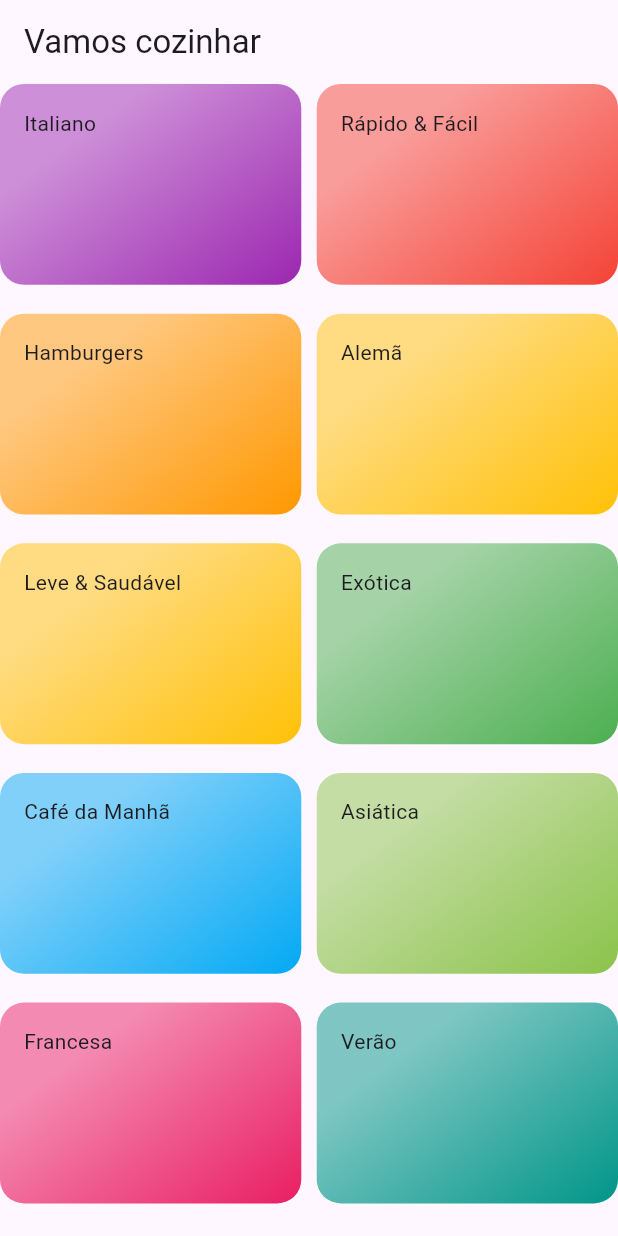
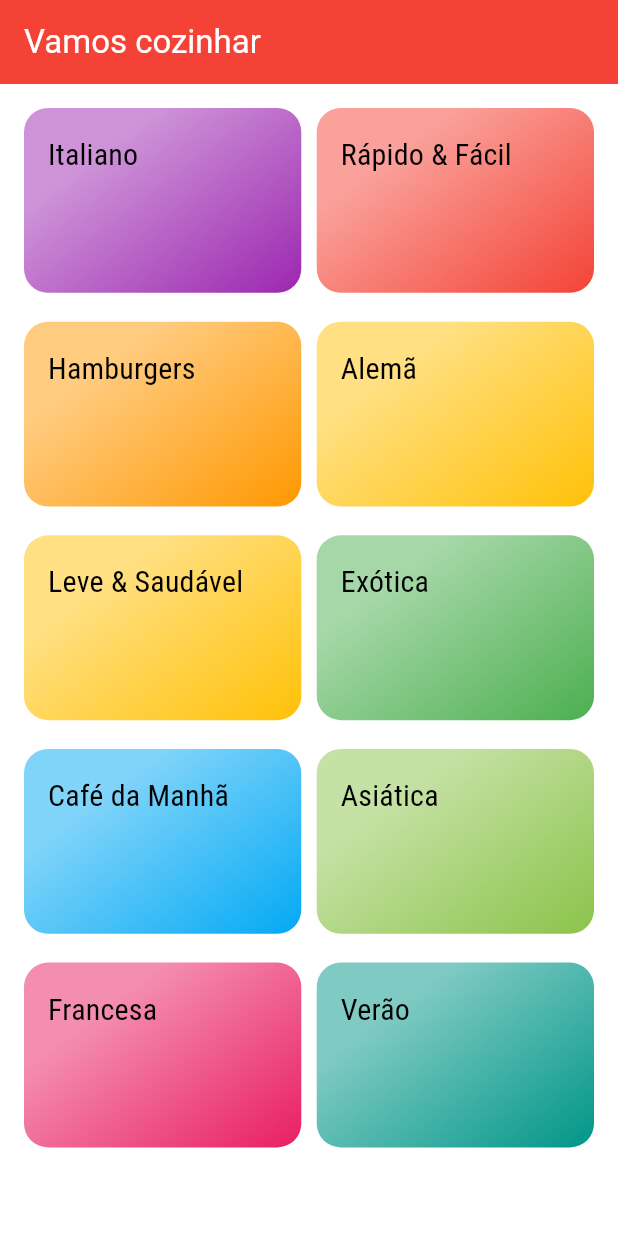
Before and after one commit to JacksonMonteiro/flutter_meals_app, a Flutter app: the screen it shows after launch, on a phone screen of 412 x 824 dp. Run offline on Flutter 3.47's test engine with Material 2 defaults, Android fonts, the phone set to English and light mode, and no system bars.

Commit message:
some changes in app theme

```diff
--- a/lib/components/category_item.dart
+++ b/lib/components/category_item.dart
@@ -1,4 +1,5 @@
 import 'package:flutter/cupertino.dart';
+import 'package:flutter/material.dart';
 import 'package:flutter/src/foundation/key.dart';
 import 'package:flutter/src/widgets/framework.dart';
 import 'package:meals/models/category.dart';
@@ -23,7 +24,10 @@ class CategoryItem extends StatelessWidget {
         ),
         borderRadius: BorderRadius.circular(16),
       ),
-      child: Text(category.title),
+      child: Text(
+        category.title,
+        style: Theme.of(context).textTheme.titleMedium,
+      ),
     );
   }
 }
--- a/lib/main.dart
+++ b/lib/main.dart
@@ -11,8 +11,21 @@ class MyApp extends StatelessWidget {
     return MaterialApp(
       debugShowCheckedModeBanner: false,
       title: 'Vamos cozinhar',
-      theme: ThemeData(useMaterial3: true, primarySwatch: Colors.red),
-      home: CategoriesView(),
+      theme: ThemeData(
+        useMaterial3: true,
+        colorScheme: ColorScheme.fromSwatch(primarySwatch: Colors.red).copyWith(
+          secondary: Colors.greenAccent,
+        ),
+        fontFamily: 'Raleway',
+        canvasColor: const Color.fromRGBO(255, 254, 229, 1),
+        textTheme: ThemeData.light().textTheme.copyWith(
+              titleMedium: const TextStyle(
+                fontSize: 20,
+                fontFamily: 'RobotoCondensed',
+              ),
+            ),
+      ),
+      home: const CategoriesView(),
     );
   }
 }
--- a/lib/views/categories_view.dart
+++ b/lib/views/categories_view.dart
@@ -1,7 +1,4 @@
-import 'package:flutter/cupertino.dart';
 import 'package:flutter/material.dart';
-import 'package:flutter/src/foundation/key.dart';
-import 'package:flutter/src/widgets/framework.dart';
 import 'package:meals/components/category_item.dart';
 import 'package:meals/data/dummy_data.dart';
 
@@ -13,7 +10,13 @@ class CategoriesView extends StatelessWidget {
     final mQuery = MediaQuery.of(context);
 
     AppBar appBar = AppBar(
-      title: const Text('Vamos cozinhar'),
+      title: const Text(
+        'Vamos cozinhar',
+        style: TextStyle(
+          color: Colors.white,
+        ),
+      ),
+      backgroundColor: Theme.of(context).colorScheme.primary,
     );
 
     final availableHeight =
@@ -22,6 +25,7 @@ class CategoriesView extends StatelessWidget {
     return Scaffold(
       appBar: appBar,
       body: GridView(
+        padding: const EdgeInsets.all(16),
         gridDelegate: SliverGridDelegateWithMaxCrossAxisExtent(
           maxCrossAxisExtent: mQuery.size.width * 0.5,
           childAspectRatio: 3 / 2,
```
Also changed, not shown: pubspec.yaml (+17 -4 lines), assets/fonts/Raleway-Black.ttf (added), assets/fonts/Raleway-Bold.ttf (added), assets/fonts/Raleway-Regular.ttf (added), assets/fonts/RobotoCondensed-Bold.ttf (added), assets/fonts/RobotoCondensed-Italic.ttf (added), assets/fonts/RobotoCondensed-Light.ttf (added), assets/fonts/RobotoCondensed-Regular.ttf (added), 1 other file.
